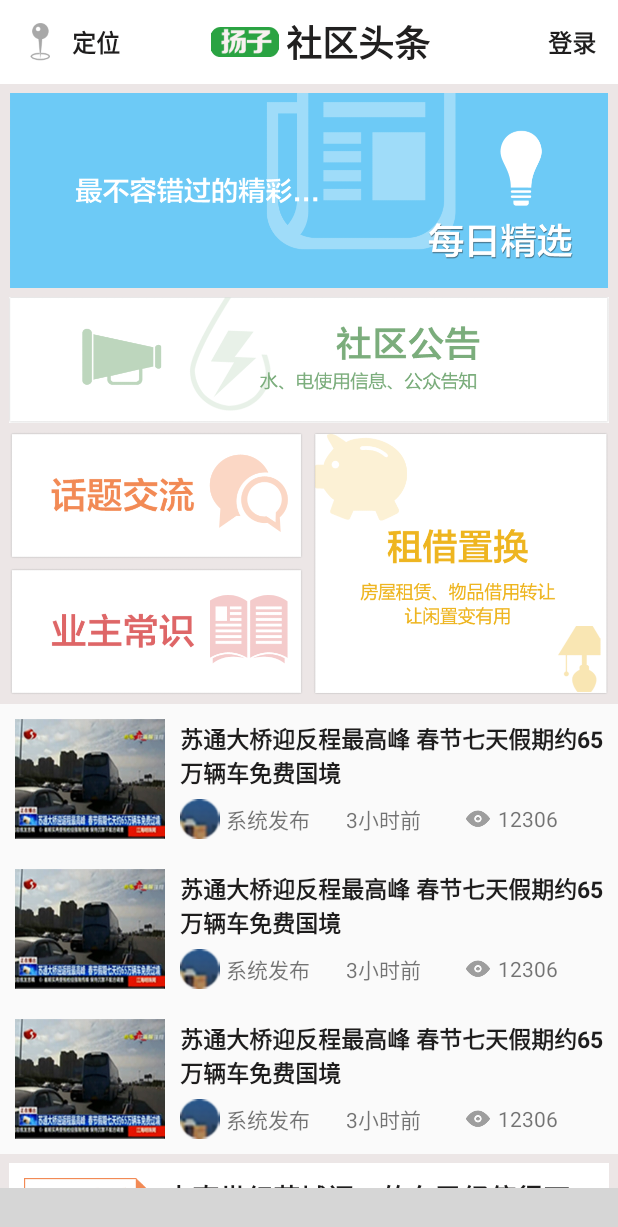
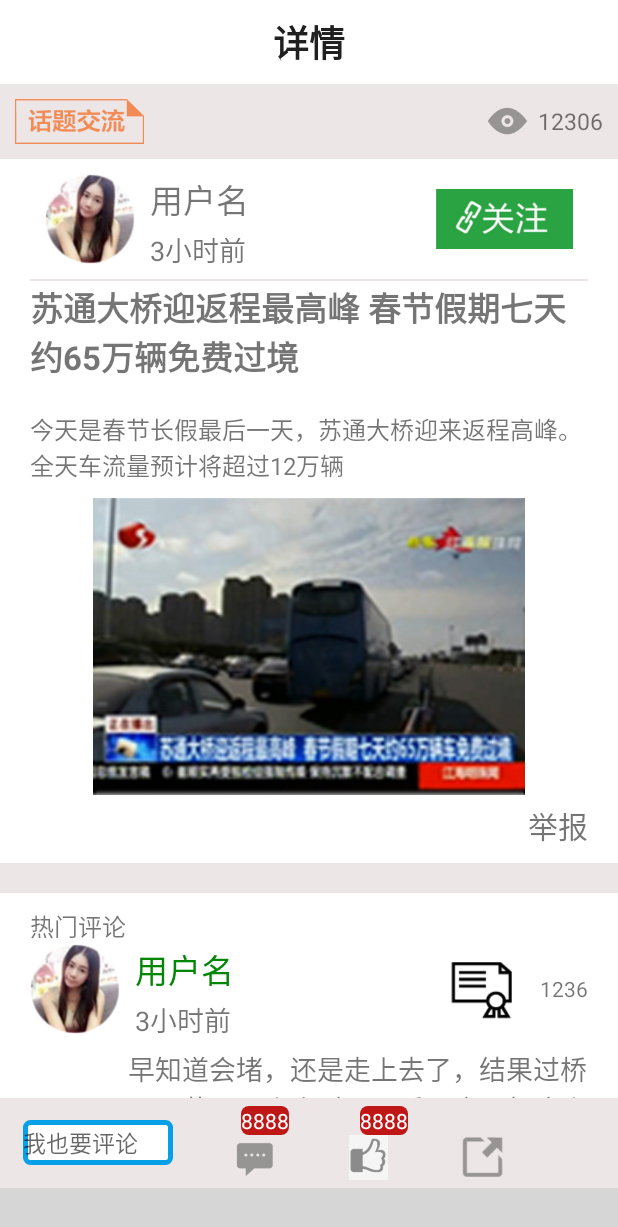
Before and after one commit to Kk1905/YZZF, an Android app: the screen it shows after launch (MainActivity), on a phone screen of 412 x 824 dp. Shown: the top 1227 px of the screen. Run offline under Robolectric (Android 15) with nearby library versions, the light colour scheme and no system bars; libraries missing offline, so code that uses them is left out: com.ashokvarma.bottomnavigation; plain views replace BottomNavigationBar; 5 statements that could not run were skipped; grey boxes are pictures that could not be loaded.

Commit message:
初步完成详情的Activity

```diff
--- a/app/src/main/AndroidManifest.xml
+++ b/app/src/main/AndroidManifest.xml
@@ -9,13 +9,15 @@
         android:supportsRtl="true"
         android:theme="@style/AppTheme">
         <activity
-            android:name=".MainActivity">
+            android:name=".MainActivity"
+            android:parentActivityName=".MainActivity">
             <intent-filter>
                 <action android:name="android.intent.action.MAIN"/>
 
                 <category android:name="android.intent.category.LAUNCHER"/>
             </intent-filter>
         </activity>
+        <activity android:name=".XiangQingActivity"/>
     </application>
 
 </manifest>
--- a/app/src/main/java/com/example/administrator/yzzf/MainActivity.java
+++ b/app/src/main/java/com/example/administrator/yzzf/MainActivity.java
@@ -18,7 +18,7 @@ public class MainActivity extends BaseFragmentActivity implements BottomNavigati
     Fragment mFragment;
     @Override
     protected Fragment createFragment() {
-        mFragment=new ZhuyeFragment();
+        mFragment=new XiangqingFragment();
         return mFragment;
     }
 
@@ -45,13 +45,14 @@ public class MainActivity extends BaseFragmentActivity implements BottomNavigati
                 .setBarBackgroundColor(R.color.main_background)
                 .setInActiveColor(R.color.daohang)
                 .initialise();
+
         bottomNavigationBar.setTabSelectedListener(this);
     }
 
 
     @Override
     public void onTabSelected(int position) {
-//DO SOMETHING
+
     }
 
     @Override
--- /dev/null
+++ b/app/src/main/java/com/example/administrator/yzzf/XiangQingActivity.java
@@ -0,0 +1,33 @@
+package com.example.administrator.yzzf;
+
+import android.os.Bundle;
+import android.os.PersistableBundle;
+import android.support.v7.app.ActionBar;
+import android.support.v7.app.AppCompatActivity;
+import android.support.v7.widget.Toolbar;
+import android.view.Menu;
+
+/**
+ * Created by Administrator on 2017/2/19 0019.
+ */
+
+public class XiangQingActivity extends AppCompatActivity {
+    @Override
+    public void onCreate(Bundle savedInstanceState, PersistableBundle persistentState) {
+        super.onCreate(savedInstanceState, persistentState);
+        setContentView(R.layout.xiangqing_activity);
+        Toolbar toolbar = (Toolbar) findViewById(R.id.toolbar_xiangqing);
+        setSupportActionBar(toolbar);
+        ActionBar actionBar = getSupportActionBar();
+        if (actionBar != null) {
+            actionBar.setDisplayShowTitleEnabled(false);
+        }
+        actionBar.setDisplayHomeAsUpEnabled(true);
+
+    }
+
+    @Override
+    public boolean onCreateOptionsMenu(Menu menu) {
+        return super.onCreateOptionsMenu(menu);
+    }
+}
--- /dev/null
+++ b/app/src/main/java/com/example/administrator/yzzf/XiangqingFragment.java
@@ -0,0 +1,23 @@
+package com.example.administrator.yzzf;
+
+import android.os.Bundle;
+import android.support.annotation.Nullable;
+import android.support.v4.app.Fragment;
+import android.view.LayoutInflater;
+import android.view.View;
+import android.view.ViewGroup;
+
+import static android.icu.lang.UCharacter.GraphemeClusterBreak.T;
+
+/**
+ * Created by Administrator on 2017/2/19 0019.
+ */
+
+public class XiangqingFragment extends Fragment {
+    @Nullable
+    @Override
+    public View onCreateView(LayoutInflater inflater, @Nullable ViewGroup container, @Nullable Bundle savedInstanceState) {
+        View view = LayoutInflater.from(getActivity()).inflate(R.layout.xiangqing_activity, container, false);
+        return view;
+    }
+}
--- /dev/null
+++ b/app/src/main/res/drawable/edittext_selected.xml
@@ -0,0 +1,8 @@
+<?xml version="1.0" encoding="utf-8"?>
+<shape xmlns:android="http://schemas.android.com/apk/res/android">
+    <corners android:radius="3dp"/>
+    <stroke
+        android:color="@color/lan"
+        android:width="3dp"/>
+    <solid android:color="@color/toolbar_background"/>
+</shape>
--- /dev/null
+++ b/app/src/main/res/drawable/pinglun_num.xml
@@ -0,0 +1,5 @@
+<?xml version="1.0" encoding="utf-8"?>
+<shape xmlns:android="http://schemas.android.com/apk/res/android">
+    <solid android:color="@color/red"/>
+    <corners android:radius="5dp"/>
+</shape>
--- a/app/src/main/res/layout/activity_fragment.xml
+++ /dev/null
@@ -1,11 +0,0 @@
-<?xml version="1.0" encoding="utf-8"?>
-<FrameLayout
-    xmlns:android="http://schemas.android.com/apk/res/android"
-    xmlns:tools="http://schemas.android.com/tools"
-    android:id="@+id/fragment_container01"
-    android:layout_width="match_parent"
-    android:layout_height="match_parent"
-    tools:context="com.example.administrator.yzzf.BaseFragmentActivity">
-
-
-</FrameLayout>
--- a/app/src/main/res/layout/activity_main.xml
+++ b/app/src/main/res/layout/activity_main.xml
@@ -5,14 +5,13 @@
     android:layout_width="match_parent"
     android:layout_height="match_parent">
 
-    <FrameLayout
-        android:id="@+id/fragment_container"
-        android:layout_width="match_parent"
-        android:layout_height="match_parent"></FrameLayout>
-
-
     <include
 
         layout="@layout/bottom_navigation_bar"/>
 
+    <FrameLayout
+        android:id="@+id/fragment_container"
+        android:layout_width="match_parent"
+        android:layout_height="match_parent"
+        android:layout_above="@+id/bottom_navigation_bar"></FrameLayout>
 </RelativeLayout>
--- /dev/null
+++ b/app/src/main/res/layout/item_remenpinglun.xml
@@ -0,0 +1,80 @@
+<?xml version="1.0" encoding="utf-8"?>
+<RelativeLayout
+    xmlns:android="http://schemas.android.com/apk/res/android"
+    android:layout_width="match_parent"
+    android:layout_height="match_parent"
+    >
+
+    <LinearLayout
+        android:id="@+id/linerlayout"
+        android:layout_width="match_parent"
+        android:layout_height="70dp"
+        android:orientation="horizontal"
+        android:paddingBottom="10dp"
+        android:weightSum="1">
+
+        <LinearLayout
+            android:layout_width="wrap_content"
+            android:layout_height="match_parent"
+            android:layout_weight="1">
+
+            <ImageView
+                android:layout_width="wrap_content"
+                android:layout_height="match_parent"
+                android:adjustViewBounds="true"
+                android:scaleType="fitCenter"
+                android:src="@drawable/user"/>
+
+            <RelativeLayout
+                android:id="@+id/relativeLayout"
+                android:layout_width="wrap_content"
+                android:layout_height="match_parent"
+                android:layout_marginLeft="10dp"
+                android:gravity="center">
+
+                <TextView
+                    android:id="@+id/user_textview"
+                    android:layout_width="wrap_content"
+                    android:layout_height="wrap_content"
+                    android:text="用户名"
+                    android:textColor="@color/yangzi"
+                    android:textSize="22dp"/>
+
+                <TextView
+                    android:id="@+id/time"
+                    android:layout_width="wrap_content"
+                    android:layout_height="wrap_content"
+                    android:layout_alignLeft="@+id/user_textview"
+                    android:layout_alignRight="@+id/user_textview"
+                    android:layout_below="@+id/user_textview"
+                    android:layout_marginTop="3dp"
+                    android:text="3小时前"
+                    android:textSize="18dp"/>
+            </RelativeLayout>
+        </LinearLayout>
+
+        <ImageView
+            android:layout_width="wrap_content"
+            android:layout_height="match_parent"
+            android:layout_marginRight="8dp"
+            android:adjustViewBounds="true"
+            android:scaleType="fitCenter"
+            android:src="@drawable/gexing"/>
+
+        <TextView
+            android:id="@+id/num_zan"
+            android:layout_width="wrap_content"
+            android:layout_height="wrap_content"
+            android:layout_gravity="center_vertical"
+            android:text="1236"/>
+    </LinearLayout>
+
+    <TextView
+        android:id="@+id/pinglun_textview"
+        android:layout_width="match_parent"
+        android:layout_height="wrap_content"
+        android:layout_below="@+id/linerlayout"
+        android:layout_marginLeft="65dp"
+        android:text="早知道会堵，还是走上去了，结果过桥足足花了两个小时，以后再也不赶这个点了。。"
+        android:textSize="18dp"/>
+</RelativeLayout>
--- /dev/null
+++ b/app/src/main/res/layout/item_scrollview_xiangqing.xml
@@ -0,0 +1,227 @@
+<?xml version="1.0" encoding="utf-8"?>
+<com.handmark.pulltorefresh.library.PullToRefreshScrollView
+    xmlns:android="http://schemas.android.com/apk/res/android"
+    android:id="@+id/xiangqing_scrollview"
+    android:layout_width="match_parent"
+    android:layout_height="match_parent">
+
+
+
+    <LinearLayout
+        android:layout_width="match_parent"
+        android:layout_height="match_parent"
+        android:background="@color/main_background"
+        android:orientation="vertical">
+
+        <LinearLayout
+            android:layout_width="match_parent"
+            android:layout_height="50dp"
+            android:background="@color/main_background"
+            android:orientation="horizontal"
+            android:padding="10dp">
+
+            <ImageView
+                android:layout_width="wrap_content"
+                android:layout_height="match_parent"
+                android:layout_gravity="left"
+                android:adjustViewBounds="true"
+                android:scaleType="fitCenter"
+                android:src="@drawable/huatijiaoliu_tiaozhuan"/>
+
+            <RelativeLayout
+                android:layout_width="wrap_content"
+                android:layout_height="match_parent"
+                android:layout_gravity="right"
+                android:gravity="center_vertical">
+
+                <TextView
+                    android:id="@+id/xiangqing_textview"
+                    android:layout_width="wrap_content"
+                    android:layout_height="wrap_content"
+                    android:layout_alignParentBottom="true"
+                    android:layout_alignParentRight="true"
+                    android:layout_alignParentTop="true"
+                    android:gravity="center"
+                    android:text="12306"
+                    android:textSize="15dp"/>
+
+                <ImageView
+                    android:layout_width="wrap_content"
+                    android:layout_height="match_parent"
+                    android:layout_marginRight="5dp"
+                    android:layout_toLeftOf="@id/xiangqing_textview"
+                    android:adjustViewBounds="true"
+                    android:scaleType="fitCenter"
+                    android:src="@drawable/eye"/>
+
+
+            </RelativeLayout>
+
+        </LinearLayout>
+        <LinearLayout
+            android:layout_width="match_parent"
+            android:layout_height="wrap_content"
+            android:background="@color/toolbar_background"
+            android:orientation="vertical"
+            android:paddingBottom="10dp"
+            android:paddingLeft="20dp"
+            android:paddingRight="20dp"
+            android:paddingTop="10dp">
+
+            <LinearLayout
+                android:layout_width="match_parent"
+                android:layout_height="70dp"
+                android:orientation="horizontal"
+                android:paddingBottom="10dp"
+                android:paddingLeft="10dp"
+                android:paddingRight="10dp"
+                android:weightSum="1">
+
+                <LinearLayout
+                    android:layout_width="wrap_content"
+                    android:layout_height="match_parent"
+                    android:layout_weight="1">
+
+                    <ImageView
+                        android:id="@+id/user_imageview"
+                        android:layout_width="wrap_content"
+                        android:layout_height="match_parent"
+                        android:adjustViewBounds="true"
+                        android:scaleType="fitCenter"
+                        android:src="@drawable/user"/>
+
+                    <RelativeLayout
+                        android:layout_width="wrap_content"
+                        android:layout_height="match_parent"
+                        android:layout_toRightOf="@+id/user_imageview"
+                        android:gravity="center">
+
+                        <TextView
+                            android:id="@+id/user_name"
+                            android:layout_width="wrap_content"
+                            android:layout_height="wrap_content"
+                            android:layout_marginLeft="10dp"
+                            android:text="用户名"
+                            android:textSize="22dp"/>
+
+                        <TextView
+                            android:id="@+id/time"
+                            android:layout_width="wrap_content"
+                            android:layout_height="wrap_content"
+                            android:layout_alignLeft="@+id/user_name"
+                            android:layout_alignRight="@+id/user_name"
+                            android:layout_below="@+id/user_name"
+                            android:layout_marginTop="3dp"
+                            android:text="3小时前"
+                            android:textSize="18dp"/>
+                    </RelativeLayout>
+
+                </LinearLayout>
+
+                <ImageView
+                    android:id="@+id/guanzhu"
+                    android:layout_width="wrap_content"
+                    android:layout_height="match_parent"
+                    android:layout_gravity="right"
+                    android:adjustViewBounds="true"
+                    android:paddingBottom="10dp"
+                    android:paddingTop="10dp"
+                    android:scaleType="fitCenter"
+                    android:src="@drawable/guanzhu"/>
+            </LinearLayout>
+
+            <TextView
+                android:layout_width="match_parent"
+                android:layout_height="1dp"
+                android:background="@color/main_background"/>
+
+            <LinearLayout
+                android:layout_width="match_parent"
+                android:layout_height="wrap_content"
+                android:orientation="vertical">
+
+                <TextView
+                    android:id="@+id/textview_title"
+                    android:layout_width="match_parent"
+                    android:layout_height="wrap_content"
+                    android:layout_marginTop="1dp"
+                    android:ellipsize="end"
+                    android:maxEms="30"
+                    android:text="苏通大桥迎返程最高峰 春节假期七天约65万辆免费过境"
+                    android:textSize="22dp"
+                    android:textStyle="bold"/>
+
+                <TextView
+                    android:layout_width="match_parent"
+                    android:layout_height="wrap_content"
+                    android:layout_gravity="center_vertical"
+                    android:layout_marginTop="20dp"
+                    android:text="今天是春节长假最后一天，苏通大桥迎来返程高峰。全天车流量预计将超过12万辆"
+                    android:textSize="16dp"/>
+
+                <ImageView
+                    android:layout_width="match_parent"
+                    android:layout_height="wrap_content"
+                    android:layout_marginTop="10dp"
+                    android:scaleType="fitCenter"
+                    android:src="@drawable/xinwen01"/>
+
+                <TextView
+                    android:id="@+id/jubao"
+                    android:layout_width="wrap_content"
+                    android:layout_height="wrap_content"
+                    android:layout_gravity="right"
+                    android:layout_marginTop="5dp"
+                    android:background="@null"
+                    android:clickable="true"
+                    android:focusable="true"
+                    android:text="@string/jubao"
+                    android:textSize="20dp"/>
+            </LinearLayout>
+
+        </LinearLayout>
+
+        <LinearLayout
+            android:layout_width="match_parent"
+            android:layout_height="wrap_content"
+            android:layout_marginTop="20dp"
+            android:background="@color/toolbar_background"
+            android:orientation="vertical"
+            android:paddingBottom="10dp"
+            android:paddingLeft="20dp"
+            android:paddingRight="20dp"
+            android:paddingTop="10dp">
+
+            <TextView
+                android:layout_width="wrap_content"
+                android:layout_height="wrap_content"
+                android:text="@string/remenpinglun"
+                android:textSize="16dp"/>
+
+            <include
+                layout="@layout/item_remenpinglun"/>
+
+            <include
+                layout="@layout/item_remenpinglun"/>
+
+            <include
+                layout="@layout/item_remenpinglun"/>
+
+            <TextView
+                android:id="@+id/gengduopinglun"
+                android:layout_width="wrap_content"
+                android:layout_height="wrap_content"
+                android:layout_gravity="center_horizontal"
+                android:layout_marginTop="10dp"
+                android:clickable="true"
+                android:focusable="true"
+                android:text="@string/gengduopinglun"
+                android:textSize="20dp"/>
+        </LinearLayout>
+
+        <TextView
+            android:layout_width="match_parent"
+            android:layout_height="1dp"
+            android:background="@color/colorPrimaryDark"/>
+    </LinearLayout>
+</com.handmark.pulltorefresh.library.PullToRefreshScrollView>
--- a/app/src/main/res/layout/toolbar_xiangqing.xml
+++ b/app/src/main/res/layout/toolbar_xiangqing.xml
@@ -2,7 +2,7 @@
 <android.support.v7.widget.Toolbar
     xmlns:android="http://schemas.android.com/apk/res/android"
     xmlns:app="http://schemas.android.com/apk/res-auto"
-    android:id="@+id/toolbar_meirijingxuan"
+    android:id="@+id/toolbar_xiangqing"
     android:layout_width="match_parent"
     android:layout_height="?attr/actionBarSize"
     android:background="@color/toolbar_background"
--- /dev/null
+++ b/app/src/main/res/layout/xiangqing_activity.xml
@@ -0,0 +1,22 @@
+<?xml version="1.0" encoding="utf-8"?>
+<RelativeLayout
+    xmlns:android="http://schemas.android.com/apk/res/android"
+    android:layout_width="match_parent"
+    android:layout_height="match_parent">
+
+    <include layout="@layout/xiangqing_bottombar"/>
+
+    <LinearLayout
+        android:layout_width="match_parent"
+        android:layout_height="match_parent"
+        android:layout_above="@+id/xiangqing_bottombar"
+        android:orientation="vertical">
+
+        <include layout="@layout/toolbar_xiangqing"/>
+
+        <include
+            layout="@layout/item_scrollview_xiangqing"/>
+
+    </LinearLayout>
+
+</RelativeLayout>
--- /dev/null
+++ b/app/src/main/res/layout/xiangqing_bottombar.xml
@@ -0,0 +1,86 @@
+<?xml version="1.0" encoding="utf-8"?>
+<LinearLayout
+    android:id="@+id/xiangqing_bottombar"
+    xmlns:android="http://schemas.android.com/apk/res/android"
+    android:layout_width="match_parent"
+    android:layout_height="60dp"
+    android:layout_alignParentBottom="true"
+    android:background="@color/main_background"
+    android:gravity="center_vertical"
+    android:orientation="horizontal"
+    android:paddingBottom="5dp"
+    android:paddingTop="5dp">
+
+    <EditText
+
+        android:layout_width="100dp"
+        android:layout_height="30dp"
+        android:layout_gravity="center_vertical"
+        android:layout_marginLeft="15dp"
+
+        android:background="@drawable/edittext_selected"
+        android:hint="@string/woyaopinglun"
+        android:textSize="15dp"/>
+
+    <RelativeLayout
+        android:layout_width="wrap_content"
+        android:layout_height="match_parent"
+        android:layout_marginLeft="30dp">
+
+        <ImageView
+            android:id="@+id/pinglun_imageview"
+            android:layout_width="wrap_content"
+            android:layout_height="40dp"
+            android:layout_below="@+id/pinglun_num"
+            android:adjustViewBounds="true"
+            android:scaleType="fitCenter"
+            android:src="@drawable/liuyan"/>
+
+        <TextView
+            android:id="@+id/pinglun_num"
+            android:layout_width="wrap_content"
+            android:layout_height="wrap_content"
+            android:layout_alignLeft="@+id/pinglun_imageview"
+            android:layout_marginLeft="15dp"
+            android:background="@drawable/pinglun_num"
+            android:text="8888"
+            android:textColor="@color/toolbar_background"/>
+    </RelativeLayout>
+
+    <RelativeLayout
+        android:layout_width="wrap_content"
+        android:layout_height="match_parent"
+        android:layout_marginLeft="30dp">
+
+        <ImageView
+            android:id="@+id/zan_imageview"
+            android:layout_width="wrap_content"
+            android:layout_height="40dp"
+            android:layout_below="@+id/zan_num"
+            android:adjustViewBounds="true"
+            android:scaleType="fitCenter"
+            android:src="@drawable/zan"/>
+
+        <TextView
+            android:id="@+id/zan_num"
+            android:layout_width="wrap_content"
+            android:layout_height="wrap_content"
+            android:layout_alignLeft="@id/zan_imageview"
+            android:layout_marginLeft="15dp"
+            android:background="@drawable/pinglun_num"
+            android:text="8888"
+            android:textColor="@color/toolbar_background"/>
+    </RelativeLayout>
+
+    <ImageView
+        android:layout_marginTop="10dp"
+        android:id="@+id/pinglun_fenxiang"
+        android:layout_width="wrap_content"
+        android:layout_height="40dp"
+        android:layout_marginLeft="30dp"
+        android:adjustViewBounds="true"
+        android:clickable="true"
+        android:focusable="true"
+        android:scaleType="fitCenter"
+        android:src="@drawable/fenxiang"/>
+</LinearLayout>
--- a/app/src/main/res/values/colors.xml
+++ b/app/src/main/res/values/colors.xml
@@ -7,4 +7,6 @@
     <color name="main_background">#ece6e6</color>
     <color name="daohang">#212020</color>
     <color name="yangzi">#038605</color>
+    <color name="lan">#079fe6</color>
+    <color name="red">#bf1616</color>
 </resources>
--- a/app/src/main/res/values/strings.xml
+++ b/app/src/main/res/values/strings.xml
@@ -14,4 +14,8 @@
     <string name="meirijingxuan">每日精选</string>
     <string name="fanhui">返回</string>
     <string name="xiangqing">详情</string>
+    <string name="jubao">举报</string>
+    <string name="remenpinglun">热门评论</string>
+    <string name="gengduopinglun">更多评论</string>
+    <string name="woyaopinglun">我也要评论</string>
 </resources>
```
Also changed, not shown: app/src/main/res/drawable/guanzhu.png (added), app/src/main/res/drawable/zan.png (added).
